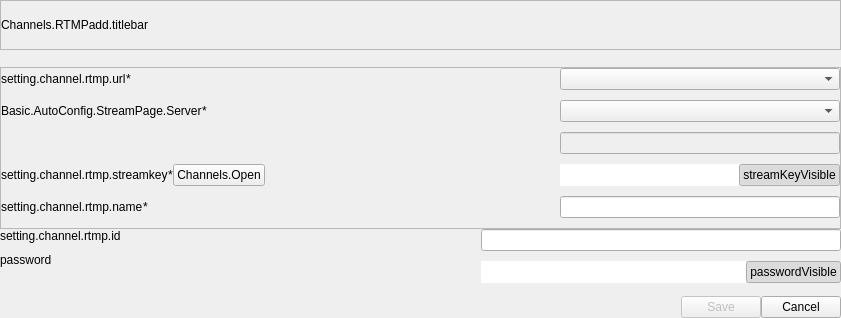
This is src/prism-live-studio/PRISMLiveStudio/prism-ui/channels/ChannelsDataApi/PLSRtmpChannelView.ui in naver/prism-live-studio as Qt 5 draws it before an edit. The edited form follows.
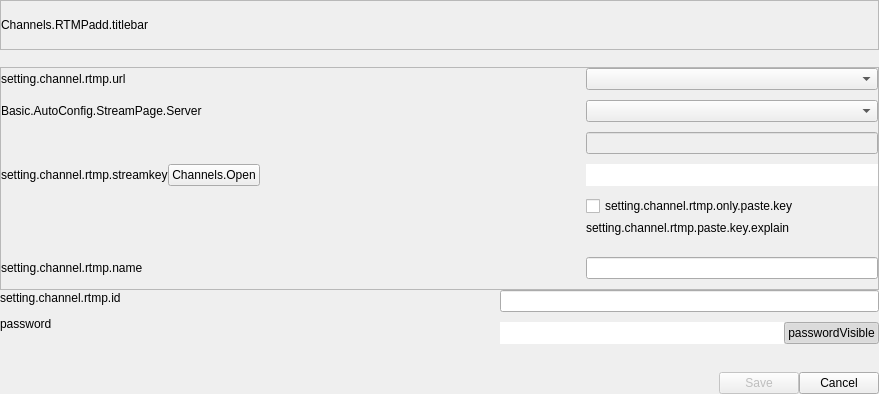
This is the edited form. Custom widgets are drawn as their Qt base class.

The edit to the form file:
```diff
--- a/src/prism-live-studio/PRISMLiveStudio/prism-ui/channels/ChannelsDataApi/PLSRtmpChannelView.ui
+++ b/src/prism-live-studio/PRISMLiveStudio/prism-ui/channels/ChannelsDataApi/PLSRtmpChannelView.ui
@@ -6,8 +6,8 @@
    <rect>
     <x>0</x>
     <y>0</y>
-    <width>841</width>
-    <height>318</height>
+    <width>879</width>
+    <height>394</height>
    </rect>
   </property>
   <property name="windowTitle">
@@ -38,10 +38,10 @@
       </size>
      </property>
      <property name="frameShape">
-      <enum>QFrame::StyledPanel</enum>
+      <enum>QFrame::Shape::StyledPanel</enum>
      </property>
      <property name="frameShadow">
-      <enum>QFrame::Raised</enum>
+      <enum>QFrame::Shadow::Raised</enum>
      </property>
      <layout class="QHBoxLayout" name="horizontalLayout_6">
       <property name="spacing">
@@ -69,7 +69,7 @@
       <item>
        <spacer name="horizontalSpacer_3">
         <property name="orientation">
-         <enum>Qt::Horizontal</enum>
+         <enum>Qt::Orientation::Horizontal</enum>
         </property>
         <property name="sizeHint" stdset="0">
          <size>
@@ -119,7 +119,7 @@
       <item>
        <spacer name="horizontalSpacer_4">
         <property name="orientation">
-         <enum>Qt::Horizontal</enum>
+         <enum>Qt::Orientation::Horizontal</enum>
         </property>
         <property name="sizeHint" stdset="0">
          <size>
@@ -132,13 +132,13 @@
      </layout>
     </widget>
    </item>
-   <item alignment="Qt::AlignTop">
+   <item alignment="Qt::AlignmentFlag::AlignTop">
     <widget class="QFrame" name="frame_2">
      <property name="frameShape">
-      <enum>QFrame::StyledPanel</enum>
+      <enum>QFrame::Shape::StyledPanel</enum>
      </property>
      <property name="frameShadow">
-      <enum>QFrame::Raised</enum>
+      <enum>QFrame::Shadow::Raised</enum>
      </property>
      <layout class="QGridLayout" name="gridLayout_2">
       <property name="leftMargin">
@@ -170,6 +170,19 @@
         <property name="verticalSpacing">
          <number>10</number>
         </property>
+        <item row="0" column="1" rowspan="3">
+         <spacer name="horizontalSpacer_9">
+          <property name="orientation">
+           <enum>Qt::Orientation::Horizontal</enum>
+          </property>
+          <property name="sizeHint" stdset="0">
+           <size>
+            <width>0</width>
+            <height>20</height>
+           </size>
+          </property>
+         </spacer>
+        </item>
         <item row="3" column="0">
          <widget class="QFrame" name="StreamKeyFrame">
           <layout class="QHBoxLayout" name="horizontalLayout_3">
@@ -177,7 +190,7 @@
             <number>0</number>
            </property>
            <property name="sizeConstraint">
-            <enum>QLayout::SetMaximumSize</enum>
+            <enum>QLayout::SizeConstraint::SetMaximumSize</enum>
            </property>
            <property name="leftMargin">
             <number>0</number>
@@ -203,23 +216,7 @@
               <string>setting.channel.rtmp.streamkey</string>
              </property>
              <property name="alignment">
-              <set>Qt::AlignLeading|Qt::AlignLeft|Qt::AlignVCenter</set>
-             </property>
-            </widget>
-           </item>
-           <item alignment="Qt::AlignHCenter|Qt::AlignVCenter">
-            <widget class="QLabel" name="MustBeLabelStreamKey">
-             <property name="sizePolicy">
-              <sizepolicy hsizetype="Maximum" vsizetype="Fixed">
-               <horstretch>0</horstretch>
-               <verstretch>0</verstretch>
-              </sizepolicy>
-             </property>
-             <property name="text">
-              <string>*</string>
-             </property>
-             <property name="alignment">
-              <set>Qt::AlignCenter</set>
+              <set>Qt::AlignmentFlag::AlignLeading|Qt::AlignmentFlag::AlignLeft|Qt::AlignmentFlag::AlignVCenter</set>
              </property>
             </widget>
            </item>
@@ -232,7 +229,7 @@
               </sizepolicy>
              </property>
              <property name="focusPolicy">
-              <enum>Qt::NoFocus</enum>
+              <enum>Qt::FocusPolicy::NoFocus</enum>
              </property>
              <property name="text">
               <string>Channels.Open</string>
@@ -245,7 +242,7 @@
            <item>
             <spacer name="horizontalSpacer_5">
              <property name="orientation">
-              <enum>Qt::Horizontal</enum>
+              <enum>Qt::Orientation::Horizontal</enum>
              </property>
              <property name="sizeHint" stdset="0">
               <size>
@@ -258,77 +255,6 @@
           </layout>
          </widget>
         </item>
-        <item row="3" column="2">
-         <widget class="QFrame" name="StreamKeyComplexEditor">
-          <property name="focusPolicy">
-           <enum>Qt::NoFocus</enum>
-          </property>
-          <property name="isFocus" stdset="0">
-           <bool>false</bool>
-          </property>
-          <layout class="QHBoxLayout" name="horizontalLayout_5">
-           <property name="spacing">
-            <number>0</number>
-           </property>
-           <property name="leftMargin">
-            <number>0</number>
-           </property>
-           <property name="topMargin">
-            <number>0</number>
-           </property>
-           <property name="rightMargin">
-            <number>0</number>
-           </property>
-           <property name="bottomMargin">
-            <number>0</number>
-           </property>
-           <item>
-            <widget class="PLSLineEdit" name="StreamKeyEdit">
-             <property name="sizePolicy">
-              <sizepolicy hsizetype="Expanding" vsizetype="Expanding">
-               <horstretch>0</horstretch>
-               <verstretch>0</verstretch>
-              </sizepolicy>
-             </property>
-             <property name="focusPolicy">
-              <enum>Qt::StrongFocus</enum>
-             </property>
-             <property name="frame">
-              <bool>false</bool>
-             </property>
-             <property name="echoMode">
-              <enum>QLineEdit::Password</enum>
-             </property>
-            </widget>
-           </item>
-           <item>
-            <widget class="QPushButton" name="StreamKeyVisible">
-             <property name="sizePolicy">
-              <sizepolicy hsizetype="Preferred" vsizetype="Expanding">
-               <horstretch>0</horstretch>
-               <verstretch>0</verstretch>
-              </sizepolicy>
-             </property>
-             <property name="focusPolicy">
-              <enum>Qt::NoFocus</enum>
-             </property>
-             <property name="text">
-              <string>streamKeyVisible</string>
-             </property>
-             <property name="checkable">
-              <bool>true</bool>
-             </property>
-             <property name="checked">
-              <bool>true</bool>
-             </property>
-             <property name="autoDefault">
-              <bool>false</bool>
-             </property>
-            </widget>
-           </item>
-          </layout>
-         </widget>
-        </item>
         <item row="2" column="2">
          <widget class="PLSLineEdit" name="RTMPUrlEdit">
           <property name="enabled">
@@ -345,76 +271,6 @@
           </property>
          </widget>
         </item>
-        <item row="0" column="0">
-         <widget class="QFrame" name="URLFrame">
-          <layout class="QHBoxLayout" name="horizontalLayout_2">
-           <property name="spacing">
-            <number>0</number>
-           </property>
-           <property name="leftMargin">
-            <number>0</number>
-           </property>
-           <property name="topMargin">
-            <number>0</number>
-           </property>
-           <property name="rightMargin">
-            <number>0</number>
-           </property>
-           <property name="bottomMargin">
-            <number>0</number>
-           </property>
-           <item>
-            <widget class="QLabel" name="PlatformLabel">
-             <property name="sizePolicy">
-              <sizepolicy hsizetype="Preferred" vsizetype="Expanding">
-               <horstretch>0</horstretch>
-               <verstretch>0</verstretch>
-              </sizepolicy>
-             </property>
-             <property name="text">
-              <string>setting.channel.rtmp.url</string>
-             </property>
-            </widget>
-           </item>
-           <item alignment="Qt::AlignHCenter|Qt::AlignVCenter">
-            <widget class="QLabel" name="MustBeLabel">
-             <property name="text">
-              <string>*</string>
-             </property>
-             <property name="alignment">
-              <set>Qt::AlignCenter</set>
-             </property>
-            </widget>
-           </item>
-           <item>
-            <spacer name="horizontalSpacer_6">
-             <property name="orientation">
-              <enum>Qt::Horizontal</enum>
-             </property>
-             <property name="sizeHint" stdset="0">
-              <size>
-               <width>0</width>
-               <height>20</height>
-              </size>
-             </property>
-            </spacer>
-           </item>
-          </layout>
-         </widget>
-        </item>
-        <item row="4" column="2">
-         <widget class="PLSLineEdit" name="NameEdit">
-          <property name="sizePolicy">
-           <sizepolicy hsizetype="Expanding" vsizetype="Expanding">
-            <horstretch>0</horstretch>
-            <verstretch>0</verstretch>
-           </sizepolicy>
-          </property>
-          <property name="maxLength">
-           <number>20</number>
-          </property>
-         </widget>
-        </item>
         <item row="0" column="2">
          <widget class="PLSComboBox" name="PlatformCombbox">
           <property name="sizePolicy">
@@ -431,102 +287,13 @@
           </property>
          </widget>
         </item>
-        <item row="2" column="0">
-         <spacer name="horizontalSpacer_2">
-          <property name="orientation">
-           <enum>Qt::Horizontal</enum>
-          </property>
-          <property name="sizeHint" stdset="0">
-           <size>
-            <width>0</width>
-            <height>20</height>
-           </size>
-          </property>
-         </spacer>
-        </item>
-        <item row="0" column="1" rowspan="3">
-         <spacer name="horizontalSpacer_9">
-          <property name="orientation">
-           <enum>Qt::Horizontal</enum>
-          </property>
-          <property name="sizeHint" stdset="0">
-           <size>
-            <width>0</width>
-            <height>20</height>
-           </size>
-          </property>
-         </spacer>
-        </item>
-        <item row="4" column="0">
-         <widget class="QFrame" name="NameFrame">
-          <layout class="QHBoxLayout" name="horizontalLayout_7">
-           <property name="spacing">
-            <number>0</number>
-           </property>
-           <property name="leftMargin">
-            <number>0</number>
-           </property>
-           <property name="topMargin">
-            <number>0</number>
-           </property>
-           <property name="rightMargin">
-            <number>0</number>
-           </property>
-           <property name="bottomMargin">
-            <number>0</number>
-           </property>
-           <item alignment="Qt::AlignLeft">
-            <widget class="QLabel" name="NameLabel">
-             <property name="sizePolicy">
-              <sizepolicy hsizetype="Preferred" vsizetype="Expanding">
-               <horstretch>0</horstretch>
-               <verstretch>0</verstretch>
-              </sizepolicy>
-             </property>
-             <property name="text">
-              <string>setting.channel.rtmp.name</string>
-             </property>
-            </widget>
-           </item>
-           <item alignment="Qt::AlignHCenter|Qt::AlignVCenter">
-            <widget class="QLabel" name="NameMustbeLabel">
-             <property name="sizePolicy">
-              <sizepolicy hsizetype="Maximum" vsizetype="Maximum">
-               <horstretch>0</horstretch>
-               <verstretch>0</verstretch>
-              </sizepolicy>
-             </property>
-             <property name="text">
-              <string>*</string>
-             </property>
-             <property name="alignment">
-              <set>Qt::AlignCenter</set>
-             </property>
-            </widget>
-           </item>
-           <item>
-            <spacer name="horizontalSpacer_7">
-             <property name="orientation">
-              <enum>Qt::Horizontal</enum>
-             </property>
-             <property name="sizeHint" stdset="0">
-              <size>
-               <width>0</width>
-               <height>20</height>
-              </size>
-             </property>
-            </spacer>
-           </item>
-          </layout>
-         </widget>
-        </item>
         <item row="1" column="0">
          <widget class="QFrame" name="ServerFrame">
           <property name="frameShape">
-           <enum>QFrame::NoFrame</enum>
+           <enum>QFrame::Shape::NoFrame</enum>
           </property>
           <property name="frameShadow">
-           <enum>QFrame::Plain</enum>
+           <enum>QFrame::Shadow::Plain</enum>
           </property>
           <layout class="QHBoxLayout" name="horizontalLayout_10">
            <property name="spacing">
@@ -551,17 +318,10 @@
              </property>
             </widget>
            </item>
-           <item>
-            <widget class="QLabel" name="MustbeServer">
-             <property name="text">
-              <string>*</string>
-             </property>
-            </widget>
-           </item>
            <item>
             <spacer name="horizontalSpacer_10">
              <property name="orientation">
-              <enum>Qt::Horizontal</enum>
+              <enum>Qt::Orientation::Horizontal</enum>
              </property>
              <property name="sizeHint" stdset="0">
               <size>
@@ -574,15 +334,204 @@
           </layout>
          </widget>
         </item>
+        <item row="4" column="2">
+         <widget class="QFrame" name="frame">
+          <property name="sizePolicy">
+           <sizepolicy hsizetype="Expanding" vsizetype="Expanding">
+            <horstretch>0</horstretch>
+            <verstretch>0</verstretch>
+           </sizepolicy>
+          </property>
+          <property name="frameShape">
+           <enum>QFrame::Shape::NoFrame</enum>
+          </property>
+          <property name="frameShadow">
+           <enum>QFrame::Shadow::Plain</enum>
+          </property>
+          <layout class="QVBoxLayout" name="verticalLayout_4">
+           <property name="spacing">
+            <number>5</number>
+           </property>
+           <property name="leftMargin">
+            <number>0</number>
+           </property>
+           <property name="topMargin">
+            <number>0</number>
+           </property>
+           <property name="rightMargin">
+            <number>0</number>
+           </property>
+           <property name="bottomMargin">
+            <number>12</number>
+           </property>
+           <item>
+            <widget class="PLSCheckBox" name="onlyPasteKey">
+             <property name="text">
+              <string>setting.channel.rtmp.only.paste.key</string>
+             </property>
+            </widget>
+           </item>
+           <item>
+            <widget class="QLabel" name="pasteKeyLabel">
+             <property name="text">
+              <string>setting.channel.rtmp.paste.key.explain</string>
+             </property>
+             <property name="wordWrap">
+              <bool>true</bool>
+             </property>
+            </widget>
+           </item>
+          </layout>
+         </widget>
+        </item>
+        <item row="0" column="0">
+         <widget class="QFrame" name="URLFrame">
+          <layout class="QHBoxLayout" name="horizontalLayout_2">
+           <property name="spacing">
+            <number>0</number>
+           </property>
+           <property name="leftMargin">
+            <number>0</number>
+           </property>
+           <property name="topMargin">
+            <number>0</number>
+           </property>
+           <property name="rightMargin">
+            <number>0</number>
+           </property>
+           <property name="bottomMargin">
+            <number>0</number>
+           </property>
+           <item>
+            <widget class="QLabel" name="PlatformLabel">
+             <property name="sizePolicy">
+              <sizepolicy hsizetype="Preferred" vsizetype="Expanding">
+               <horstretch>0</horstretch>
+               <verstretch>0</verstretch>
+              </sizepolicy>
+             </property>
+             <property name="text">
+              <string>setting.channel.rtmp.url</string>
+             </property>
+            </widget>
+           </item>
+           <item>
+            <spacer name="horizontalSpacer_6">
+             <property name="orientation">
+              <enum>Qt::Orientation::Horizontal</enum>
+             </property>
+             <property name="sizeHint" stdset="0">
+              <size>
+               <width>0</width>
+               <height>20</height>
+              </size>
+             </property>
+            </spacer>
+           </item>
+          </layout>
+         </widget>
+        </item>
+        <item row="3" column="2">
+         <widget class="PLSLineEdit" name="StreamKeyEdit">
+          <property name="sizePolicy">
+           <sizepolicy hsizetype="Expanding" vsizetype="Expanding">
+            <horstretch>0</horstretch>
+            <verstretch>0</verstretch>
+           </sizepolicy>
+          </property>
+          <property name="focusPolicy">
+           <enum>Qt::FocusPolicy::StrongFocus</enum>
+          </property>
+          <property name="frame">
+           <bool>false</bool>
+          </property>
+          <property name="echoMode">
+           <enum>QLineEdit::EchoMode::Normal</enum>
+          </property>
+         </widget>
+        </item>
+        <item row="5" column="2">
+         <widget class="PLSLineEdit" name="NameEdit">
+          <property name="sizePolicy">
+           <sizepolicy hsizetype="Expanding" vsizetype="Expanding">
+            <horstretch>0</horstretch>
+            <verstretch>0</verstretch>
+           </sizepolicy>
+          </property>
+          <property name="maxLength">
+           <number>20</number>
+          </property>
+         </widget>
+        </item>
         <item row="1" column="2">
          <widget class="PLSComboBox" name="ServerComboBox"/>
         </item>
+        <item row="5" column="0">
+         <widget class="QFrame" name="NameFrame">
+          <layout class="QHBoxLayout" name="horizontalLayout_7">
+           <property name="spacing">
+            <number>0</number>
+           </property>
+           <property name="leftMargin">
+            <number>0</number>
+           </property>
+           <property name="topMargin">
+            <number>0</number>
+           </property>
+           <property name="rightMargin">
+            <number>0</number>
+           </property>
+           <property name="bottomMargin">
+            <number>0</number>
+           </property>
+           <item alignment="Qt::AlignmentFlag::AlignLeft">
+            <widget class="QLabel" name="NameLabel">
+             <property name="sizePolicy">
+              <sizepolicy hsizetype="Preferred" vsizetype="Expanding">
+               <horstretch>0</horstretch>
+               <verstretch>0</verstretch>
+              </sizepolicy>
+             </property>
+             <property name="text">
+              <string>setting.channel.rtmp.name</string>
+             </property>
+            </widget>
+           </item>
+           <item>
+            <spacer name="horizontalSpacer_7">
+             <property name="orientation">
+              <enum>Qt::Orientation::Horizontal</enum>
+             </property>
+             <property name="sizeHint" stdset="0">
+              <size>
+               <width>0</width>
+               <height>20</height>
+              </size>
+             </property>
+            </spacer>
+           </item>
+          </layout>
+         </widget>
+        </item>
+        <item row="2" column="0">
+         <spacer name="horizontalSpacer_2">
+          <property name="orientation">
+           <enum>Qt::Orientation::Horizontal</enum>
+          </property>
+          <property name="sizeHint" stdset="0">
+           <size>
+            <width>0</width>
+            <height>20</height>
+           </size>
+          </property>
+         </spacer>
+        </item>
        </layout>
       </item>
      </layout>
     </widget>
    </item>
-   <item alignment="Qt::AlignTop">
+   <item alignment="Qt::AlignmentFlag::AlignTop">
     <widget class="QFrame" name="EditAreaFrame">
      <property name="sizePolicy">
       <sizepolicy hsizetype="Expanding" vsizetype="Expanding">
@@ -591,7 +540,7 @@
       </sizepolicy>
      </property>
      <property name="layoutDirection">
-      <enum>Qt::LeftToRight</enum>
+      <enum>Qt::LayoutDirection::LeftToRight</enum>
      </property>
      <layout class="QHBoxLayout" name="horizontalLayout_9">
       <property name="spacing">
@@ -662,7 +611,7 @@
          <item>
           <spacer name="verticalSpacer">
            <property name="orientation">
-            <enum>Qt::Vertical</enum>
+            <enum>Qt::Orientation::Vertical</enum>
            </property>
            <property name="sizeHint" stdset="0">
             <size>
@@ -678,7 +627,7 @@
       <item>
        <spacer name="horizontalSpacer_8">
         <property name="orientation">
-         <enum>Qt::Horizontal</enum>
+         <enum>Qt::Orientation::Horizontal</enum>
         </property>
         <property name="sizeHint" stdset="0">
          <size>
@@ -728,7 +677,7 @@
          <item>
           <widget class="QFrame" name="PasswordComplexEditor">
            <property name="focusPolicy">
-            <enum>Qt::NoFocus</enum>
+            <enum>Qt::FocusPolicy::NoFocus</enum>
            </property>
            <property name="isFocus" stdset="0">
             <bool>false</bool>
@@ -758,13 +707,13 @@
                </sizepolicy>
               </property>
               <property name="focusPolicy">
-               <enum>Qt::StrongFocus</enum>
+               <enum>Qt::FocusPolicy::StrongFocus</enum>
               </property>
               <property name="frame">
                <bool>false</bool>
               </property>
               <property name="echoMode">
-               <enum>QLineEdit::Password</enum>
+               <enum>QLineEdit::EchoMode::Password</enum>
               </property>
              </widget>
             </item>
@@ -777,7 +726,7 @@
                </sizepolicy>
               </property>
               <property name="focusPolicy">
-               <enum>Qt::NoFocus</enum>
+               <enum>Qt::FocusPolicy::NoFocus</enum>
               </property>
               <property name="text">
                <string>passwordVisible</string>
@@ -799,7 +748,7 @@
          <item>
           <spacer name="verticalSpacer_2">
            <property name="orientation">
-            <enum>Qt::Vertical</enum>
+            <enum>Qt::Orientation::Vertical</enum>
            </property>
            <property name="sizeHint" stdset="0">
             <size>
@@ -836,7 +785,7 @@
       <item>
        <spacer name="horizontalSpacer">
         <property name="orientation">
-         <enum>Qt::Horizontal</enum>
+         <enum>Qt::Orientation::Horizontal</enum>
         </property>
         <property name="sizeHint" stdset="0">
          <size>
@@ -852,7 +801,7 @@
          <bool>false</bool>
         </property>
         <property name="focusPolicy">
-         <enum>Qt::NoFocus</enum>
+         <enum>Qt::FocusPolicy::NoFocus</enum>
         </property>
         <property name="text">
          <string>Save</string>
@@ -865,7 +814,7 @@
       <item>
        <widget class="QPushButton" name="CancelBtn">
         <property name="focusPolicy">
-         <enum>Qt::NoFocus</enum>
+         <enum>Qt::FocusPolicy::NoFocus</enum>
         </property>
         <property name="text">
          <string>Cancel</string>
@@ -881,6 +830,11 @@
   </layout>
  </widget>
  <customwidgets>
+  <customwidget>
+   <class>PLSCheckBox</class>
+   <extends>QCheckBox</extends>
+   <header>PLSCheckBox.h</header>
+  </customwidget>
   <customwidget>
    <class>PLSComboBox</class>
    <extends>QComboBox</extends>
```
Left out of the diff: 1 changed line with no effect on the pictures.
